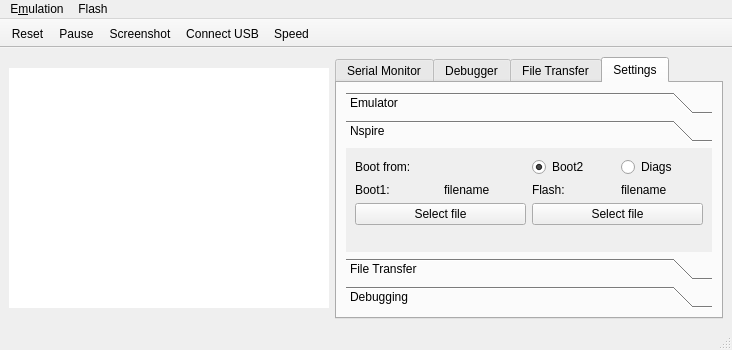
The window that mainwindow.ui (nspire-emus/firebird) describes before a commit, drawn with Qt 5.
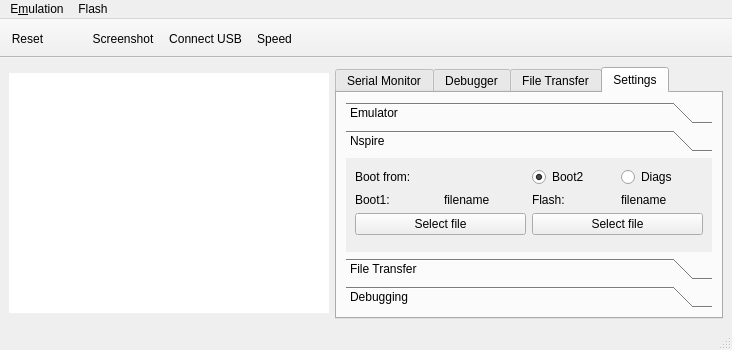
The same window after the commit. The open tabs and pages were chosen to show the change. Icons and pictures are not drawn. Custom widgets are drawn as their Qt base class.

```diff
--- a/mainwindow.ui
+++ b/mainwindow.ui
@@ -241,8 +241,8 @@
             <rect>
              <x>0</x>
              <y>0</y>
-             <width>366</width>
-             <height>104</height>
+             <width>352</width>
+             <height>98</height>
             </rect>
            </property>
            <attribute name="label">
@@ -441,6 +441,29 @@
     </item>
    </layout>
   </widget>
+  <widget class="QStatusBar" name="statusbar"/>
+  <widget class="QToolBar" name="toolBar">
+   <property name="windowTitle">
+    <string>toolBar</string>
+   </property>
+   <property name="movable">
+    <bool>false</bool>
+   </property>
+   <property name="toolButtonStyle">
+    <enum>Qt::ToolButtonFollowStyle</enum>
+   </property>
+   <attribute name="toolBarArea">
+    <enum>TopToolBarArea</enum>
+   </attribute>
+   <attribute name="toolBarBreak">
+    <bool>false</bool>
+   </attribute>
+   <addaction name="actionReset"/>
+   <addaction name="actionPause"/>
+   <addaction name="actionScreenshot"/>
+   <addaction name="actionConnect"/>
+   <addaction name="actionSpeed"/>
+  </widget>
   <widget class="QMenuBar" name="menubar">
    <property name="geometry">
     <rect>
@@ -469,29 +492,9 @@
    <addaction name="menuEmulation"/>
    <addaction name="menuFlash"/>
   </widget>
-  <widget class="QStatusBar" name="statusbar"/>
-  <widget class="QToolBar" name="toolBar">
-   <property name="windowTitle">
-    <string>toolBar</string>
-   </property>
-   <property name="movable">
-    <bool>false</bool>
-   </property>
-   <attribute name="toolBarArea">
-    <enum>TopToolBarArea</enum>
-   </attribute>
-   <attribute name="toolBarBreak">
-    <bool>false</bool>
-   </attribute>
-   <addaction name="actionReset"/>
-   <addaction name="actionPause"/>
-   <addaction name="actionScreenshot"/>
-   <addaction name="actionConnect"/>
-   <addaction name="actionSpeed"/>
-  </widget>
   <action name="actionReset">
    <property name="text">
-    <string>&amp;Reset</string>
+    <string>Reset</string>
    </property>
   </action>
   <action name="actionDebugger">
@@ -509,7 +512,7 @@
     <bool>true</bool>
    </property>
    <property name="text">
-    <string>Pause</string>
+    <string> </string>
    </property>
    <property name="toolTip">
     <string>Pause execution</string>
```
Left out of the diff: 57 changed lines with no effect on the pictures.
